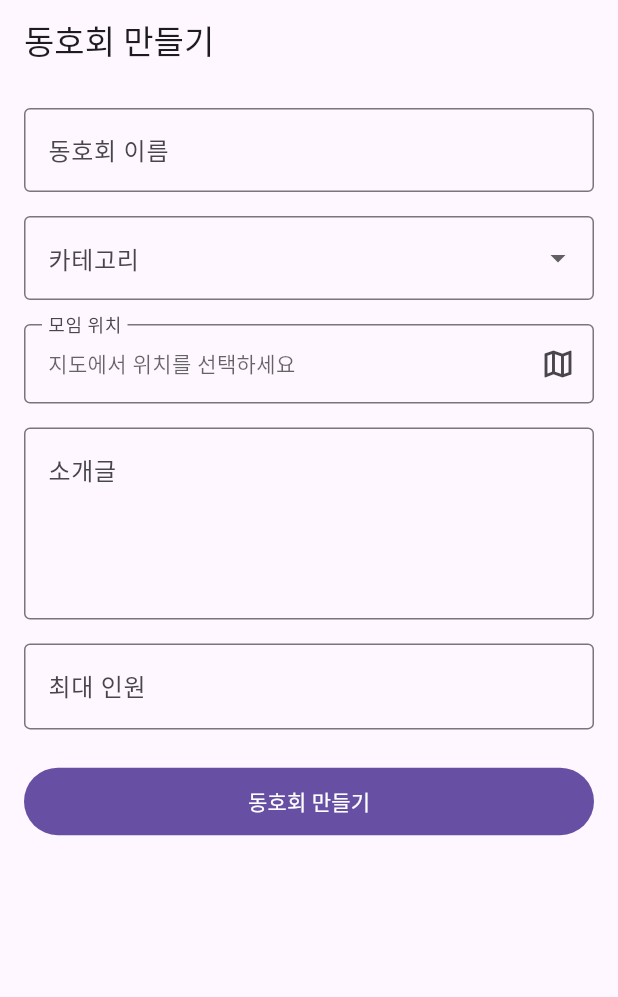
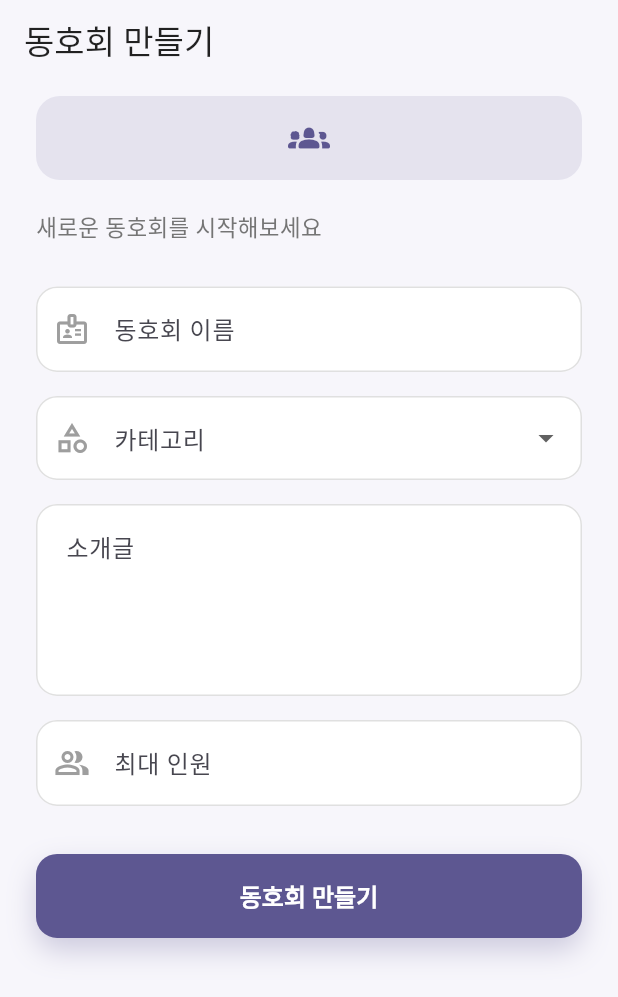
Before and after one commit to taetae0821/HABL, a Flutter app: the screen it shows after launch, on a phone screen of 412 x 824 dp. Shown: the top 997 px of the screen. Run offline on Flutter 3.47's test engine with Material 3 defaults, Android fonts, the phone set to English and light mode, and no system bars.

Commit message:
폼 틀 완성

```diff
--- a/lib/main.dart
+++ b/lib/main.dart
@@ -1,11 +1,8 @@
 import 'package:flutter/material.dart';
-import 'package:kakao_map_plugin/kakao_map_plugin.dart';
 
 import 'src/Formclub.dart';
-import 'src/kakao_config.dart';
 
 void main() {
-  AuthRepository.initialize(appKey: kakaoJavaScriptKey);
   runApp(const Main());
 }
 
@@ -14,8 +11,13 @@ class Main extends StatelessWidget {
 
   @override
   Widget build(BuildContext context) {
-    return const MaterialApp(
-      home: Formclub(),
+    return MaterialApp(
+      theme: ThemeData(
+        useMaterial3: true,
+        colorScheme: ColorScheme.fromSeed(seedColor: const Color(0xFF6C5CE7)),
+        scaffoldBackgroundColor: const Color(0xFFF7F6FB),
+      ),
+      home: const Formclub(),
     );
   }
 }
--- a/lib/src/Formclub.dart
+++ b/lib/src/Formclub.dart
@@ -1,7 +1,4 @@
 import 'package:flutter/material.dart';
-import 'package:kakao_map_plugin/kakao_map_plugin.dart';
-
-import 'location_picker_page.dart';
 
 const List<String> _clubCategories = [
   '운동',
@@ -28,8 +25,6 @@ class _FormclubState extends State<Formclub> {
   final _maxMemberController = TextEditingController();
 
   String? _selectedCategory;
-  LatLng? _selectedLatLng;
-  String? _selectedAddress;
 
   @override
   void dispose() {
@@ -39,25 +34,43 @@ class _FormclubState extends State<Formclub> {
     super.dispose();
   }
 
-  Future<void> _pickLocation() async {
-    final result = await Navigator.of(context).push<ClubLocationResult>(
-      MaterialPageRoute(
-        builder: (_) => LocationPickerPage(initialLatLng: _selectedLatLng),
+  InputDecoration _decoration({
+    required String label,
+    String? hint,
+    IconData? icon,
+    String? suffixText,
+  }) {
+    return InputDecoration(
+      labelText: label,
+      hintText: hint,
+      suffixText: suffixText,
+      prefixIcon: icon == null ? null : Icon(icon, color: Colors.grey.shade500),
+      filled: true,
+      fillColor: Colors.white,
+      contentPadding: const EdgeInsets.symmetric(horizontal: 16, vertical: 16),
+      border: OutlineInputBorder(
+        borderRadius: BorderRadius.circular(14),
+        borderSide: BorderSide(color: Colors.grey.shade300),
+      ),
+      enabledBorder: OutlineInputBorder(
+        borderRadius: BorderRadius.circular(14),
+        borderSide: BorderSide(color: Colors.grey.shade300),
+      ),
+      focusedBorder: OutlineInputBorder(
+        borderRadius: BorderRadius.circular(14),
+        borderSide: BorderSide(color: Theme.of(context).colorScheme.primary, width: 1.6),
+      ),
+      errorBorder: OutlineInputBorder(
+        borderRadius: BorderRadius.circular(14),
+        borderSide: BorderSide(color: Theme.of(context).colorScheme.error, width: 1.4),
       ),
     );
-    if (result != null) {
-      setState(() {
-        _selectedLatLng = result.latLng;
-        _selectedAddress = result.address;
-      });
-    }
   }
 
   void _submit() {
     final isValid = _formKey.currentState!.validate();
     if (!isValid) return;
 
-    // TODO: 실제 저장/제출 로직 연결
     ScaffoldMessenger.of(context).showSnackBar(
       SnackBar(content: Text('"${_nameController.text}" 동호회가 생성되었습니다.')),
     );
@@ -65,18 +78,43 @@ class _FormclubState extends State<Formclub> {
 
   @override
   Widget build(BuildContext context) {
+    final colorScheme = Theme.of(context).colorScheme;
+
     return Scaffold(
-      appBar: AppBar(title: const Text('동호회 만들기')),
-      body: Form(
+      backgroundColor: const Color(0xFFF7F6FB),
+      appBar: AppBar(
+        title: const Text('동호회 만들기'),
+        backgroundColor: const Color(0xFFF7F6FB),
+        elevation: 0,
+        foregroundColor: Colors.black87,
+      ),
+      body: SafeArea(
+        child: Form(
           key: _formKey,
           child: ListView(
-          padding: const EdgeInsets.all(16),
+            padding: const EdgeInsets.fromLTRB(24, 8, 24, 32),
             children: [
+              Container(
+                width: 56,
+                height: 56,
+                decoration: BoxDecoration(
+                  color: colorScheme.primary.withValues(alpha: 0.12),
+                  borderRadius: BorderRadius.circular(16),
+                ),
+                child: Icon(Icons.groups_2_rounded, color: colorScheme.primary, size: 28),
+              ),
+              const SizedBox(height: 20),
+              Text(
+                '새로운 동호회를 시작해보세요',
+                style: TextStyle(fontSize: 15, color: Colors.grey.shade600),
+              ),
+              const SizedBox(height: 28),
               TextFormField(
                 controller: _nameController,
-              decoration: const InputDecoration(
-                labelText: '동호회 이름',
-                border: OutlineInputBorder(),
+                decoration: _decoration(
+                  label: '동호회 이름',
+                  hint: '예: 주말 등산 모임',
+                  icon: Icons.badge_outlined,
                 ),
                 validator: (value) => (value == null || value.trim().isEmpty)
                     ? '동호회 이름을 입력해주세요.'
@@ -85,10 +123,8 @@ class _FormclubState extends State<Formclub> {
               const SizedBox(height: 16),
               DropdownButtonFormField<String>(
                 initialValue: _selectedCategory,
-              decoration: const InputDecoration(
-                labelText: '카테고리',
-                border: OutlineInputBorder(),
-              ),
+                decoration: _decoration(label: '카테고리', icon: Icons.category_outlined),
+                borderRadius: BorderRadius.circular(14),
                 items: _clubCategories
                     .map((c) => DropdownMenuItem(value: c, child: Text(c)))
                     .toList(),
@@ -96,42 +132,13 @@ class _FormclubState extends State<Formclub> {
                 validator: (value) => value == null ? '카테고리를 선택해주세요.' : null,
               ),
               const SizedBox(height: 16),
-            FormField<LatLng>(
-              validator: (_) =>
-                  _selectedLatLng == null ? '지도에서 위치를 선택해주세요.' : null,
-              builder: (field) {
-                return InkWell(
-                  onTap: () async {
-                    await _pickLocation();
-                    field.didChange(_selectedLatLng);
-                  },
-                  child: InputDecorator(
-                    decoration: InputDecoration(
-                      labelText: '모임 위치',
-                      border: const OutlineInputBorder(),
-                      suffixIcon: const Icon(Icons.map_outlined),
-                      errorText: field.errorText,
-                    ),
-                    child: Text(
-                      _selectedAddress ?? '지도에서 위치를 선택하세요',
-                      style: _selectedAddress == null
-                          ? TextStyle(color: Theme.of(context).hintColor)
-                          : null,
-                    ),
-                  ),
-                );
-              },
-            ),
-            const SizedBox(height: 16),
               TextFormField(
                 controller: _descriptionController,
                 maxLines: 4,
-              decoration: const InputDecoration(
-                labelText: '소개글',
-                hintText: '동호회를 소개하는 글을 작성해주세요',
-                border: OutlineInputBorder(),
-                alignLabelWithHint: true,
-              ),
+                decoration: _decoration(
+                  label: '소개글',
+                  hint: '동호회를 소개하는 글을 작성해주세요',
+                ).copyWith(alignLabelWithHint: true),
                 validator: (value) => (value == null || value.trim().isEmpty)
                     ? '소개글을 입력해주세요.'
                     : null,
@@ -140,10 +147,10 @@ class _FormclubState extends State<Formclub> {
               TextFormField(
                 controller: _maxMemberController,
                 keyboardType: TextInputType.number,
-              decoration: const InputDecoration(
-                labelText: '최대 인원',
+                decoration: _decoration(
+                  label: '최대 인원',
+                  icon: Icons.people_alt_outlined,
                   suffixText: '명',
-                border: OutlineInputBorder(),
                 ),
                 validator: (value) {
                   if (value == null || value.trim().isEmpty) {
@@ -154,17 +161,39 @@ class _FormclubState extends State<Formclub> {
                   return null;
                 },
               ),
-            const SizedBox(height: 24),
-            FilledButton(
+              const SizedBox(height: 32),
+              SizedBox(
+                width: double.infinity,
+                height: 56,
+                child: DecoratedBox(
+                  decoration: BoxDecoration(
+                    borderRadius: BorderRadius.circular(14),
+                    boxShadow: [
+                      BoxShadow(
+                        color: colorScheme.primary.withValues(alpha: 0.28),
+                        blurRadius: 16,
+                        offset: const Offset(0, 8),
+                      ),
+                    ],
+                  ),
+                  child: FilledButton(
+                    style: FilledButton.styleFrom(
+                      backgroundColor: colorScheme.primary,
+                      foregroundColor: Colors.white,
+                      shape: RoundedRectangleBorder(
+                        borderRadius: BorderRadius.circular(14),
+                      ),
+                      textStyle: const TextStyle(fontSize: 16, fontWeight: FontWeight.w700),
+                    ),
                     onPressed: _submit,
-              child: const Padding(
-                padding: EdgeInsets.symmetric(vertical: 12),
-                child: Text('동호회 만들기'),
+                    child: const Text('동호회 만들기'),
+                  ),
                 ),
               ),
             ],
           ),
         ),
+      ),
     );
   }
 }
```
Also changed, not shown: lib/src/kakao_config.dart (deleted, +0 -7 lines), lib/src/location_picker_page.dart (deleted, +0 -100 lines). Lines whose indentation alone changed are shown as unchanged.
